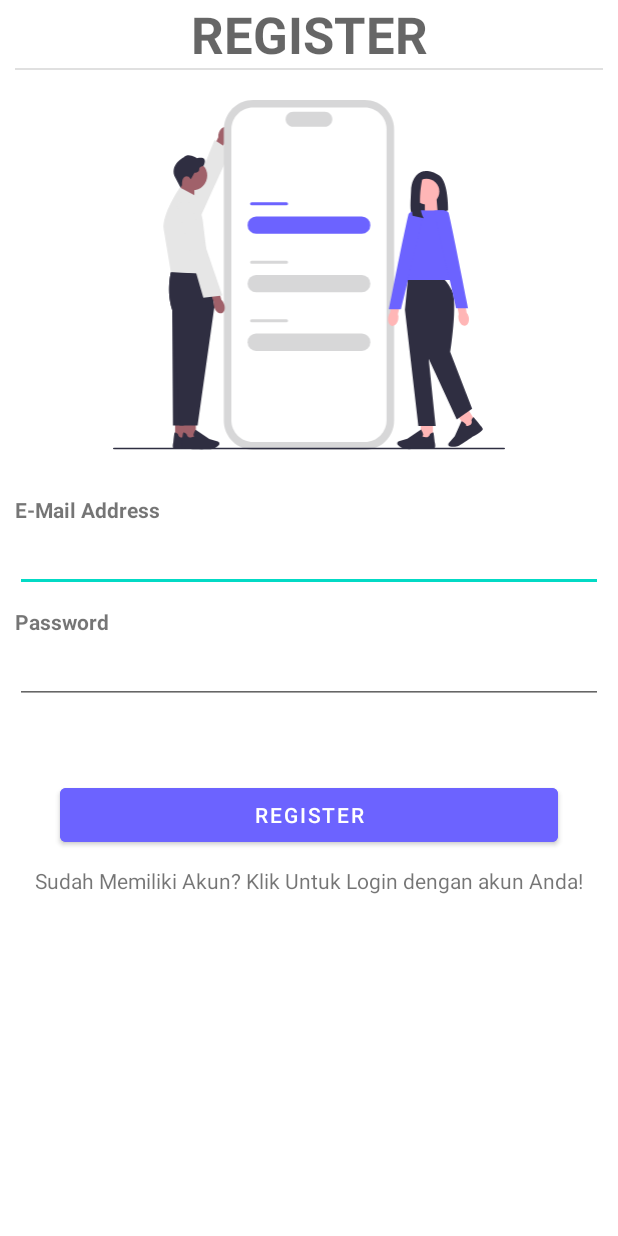
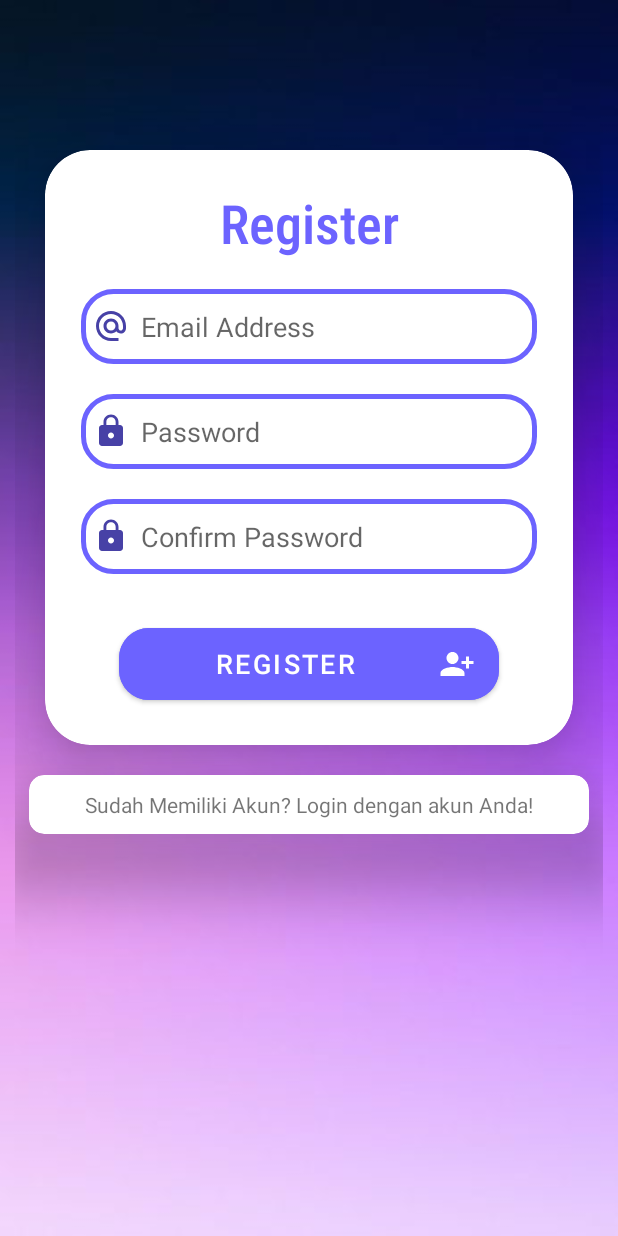
Before and after one commit to KuroiiDev/ngabsen_android, an Android app: the RegisterActivity screen opened directly, with no data from a screen before it, on a phone screen of 412 x 824 dp. Run offline under Robolectric (Android 15) with nearby library versions, the phone set to English and light mode, and no system bars; our stand-ins replace Firebase (no records; nobody signed in at launch, a user with empty details on screens opened directly).

Commit message:
Penerapan Revisi

```diff
--- a/app/src/main/java/com/example/ngab_sen/LoginActivity.java
+++ b/app/src/main/java/com/example/ngab_sen/LoginActivity.java
@@ -67,9 +67,11 @@ public class LoginActivity extends AppCompatActivity {
 
                 if (TextUtils.isEmpty(email)) {
                     Toast.makeText(getApplicationContext(), "Enter your email address", Toast.LENGTH_SHORT).show();
+                    progressBar.setVisibility(View.GONE);
                     return;
                 }else if (TextUtils.isEmpty(password)){
                     Toast.makeText(getApplicationContext(), "Enter your password", Toast.LENGTH_SHORT).show();
+                    progressBar.setVisibility(View.GONE);
                     return;
                 }
 
--- a/app/src/main/java/com/example/ngab_sen/RegisterActivity.java
+++ b/app/src/main/java/com/example/ngab_sen/RegisterActivity.java
@@ -23,7 +23,7 @@ import com.google.firebase.auth.FirebaseAuth;
 import com.google.firebase.auth.FirebaseUser;
 
 public class RegisterActivity extends AppCompatActivity {
-    EditText textEmail, textPassword;
+    EditText textEmail, textPassword, textConfirm;
     TextView textView;
     Button button;
     FirebaseAuth mAuth;
@@ -39,6 +39,7 @@ public class RegisterActivity extends AppCompatActivity {
         button = findViewById(R.id.register);
         textEmail = findViewById(R.id.email);
         textPassword = findViewById(R.id.password);
+        textConfirm = findViewById(R.id.con_password);
         progressBar = findViewById(R.id.progressBar);
 
         textView.setOnClickListener(new View.OnClickListener() {
@@ -51,16 +52,23 @@ public class RegisterActivity extends AppCompatActivity {
         button.setOnClickListener(new View.OnClickListener() {
             public void onClick(View v) {
                 progressBar.setVisibility(View.VISIBLE);
-                String email, password;
+                String email, password, confirm;
                 email = textEmail.getText().toString();
                 password = textPassword.getText().toString();
+                confirm = textConfirm.getText().toString();
 
 
                 if (TextUtils.isEmpty(email)) {
                     Toast.makeText(getApplicationContext(), "Enter your email address", Toast.LENGTH_SHORT).show();
+                    progressBar.setVisibility(View.GONE);
                     return;
                 }else if (TextUtils.isEmpty(password)){
                     Toast.makeText(getApplicationContext(), "Enter your password", Toast.LENGTH_SHORT).show();
+                    progressBar.setVisibility(View.GONE);
+                    return;
+                } else if (!(confirm.equals(password))) {
+                    Toast.makeText(getApplicationContext(), "Confirm Password Different", Toast.LENGTH_SHORT).show();
+                    progressBar.setVisibility(View.GONE);
                     return;
                 }
                 mAuth.createUserWithEmailAndPassword(email, password).addOnCompleteListener( new OnCompleteListener<AuthResult>(){
--- /dev/null
+++ b/app/src/main/res/drawable/add_person_icon.xml
@@ -0,0 +1,5 @@
+<vector android:height="24dp" android:tint="#FFFFFF"
+    android:viewportHeight="24" android:viewportWidth="24"
+    android:width="24dp" xmlns:android="http://schemas.android.com/apk/res/android">
+    <path android:fillColor="@android:color/white" android:pathData="M13,8c0,-2.21 -1.79,-4 -4,-4S5,5.79 5,8s1.79,4 4,4S13,10.21 13,8zM15,10v2h3v3h2v-3h3v-2h-3V7h-2v3H15zM1,18v2h16v-2c0,-2.66 -5.33,-4 -8,-4S1,15.34 1,18z"/>
+</vector>
--- /dev/null
+++ b/app/src/main/res/drawable/play_icon.xml
@@ -0,0 +1,5 @@
+<vector android:height="24dp" android:tint="#FFFFFF"
+    android:viewportHeight="24" android:viewportWidth="24"
+    android:width="24dp" xmlns:android="http://schemas.android.com/apk/res/android">
+    <path android:fillColor="@android:color/white" android:pathData="M10,16.5l6,-4.5 -6,-4.5v9zM12,2C6.48,2 2,6.48 2,12s4.48,10 10,10 10,-4.48 10,-10S17.52,2 12,2zM12,20c-4.41,0 -8,-3.59 -8,-8s3.59,-8 8,-8 8,3.59 8,8 -3.59,8 -8,8z"/>
+</vector>
--- a/app/src/main/res/layout/activity_register.xml
+++ b/app/src/main/res/layout/activity_register.xml
@@ -4,81 +4,106 @@
     xmlns:tools="http://schemas.android.com/tools"
     android:layout_width="match_parent"
     android:layout_height="match_parent"
-    tools:context=".MainActivity"
+    tools:context=".RegisterActivity"
     android:orientation="vertical"
+    android:background="@drawable/bg_login"
     android:paddingHorizontal="10dp">
+
+    <androidx.cardview.widget.CardView
+        android:layout_width="match_parent"
+        android:layout_height="wrap_content"
+        android:layout_marginTop="100dp"
+        android:layout_marginHorizontal="20dp"
+        app:cardCornerRadius="30dp"
+        app:cardElevation="30dp"
+        android:background="@drawable/custom_edittexts">
+
+        <LinearLayout
+            android:layout_width="match_parent"
+            android:layout_height="wrap_content"
+            android:orientation="vertical"
+            android:layout_gravity="center_horizontal"
+            android:padding="24dp">
 
             <TextView
                 android:layout_width="match_parent"
                 android:layout_height="wrap_content"
                 android:textStyle="bold"
-        android:text="REGISTER"
-        android:textAppearance="@style/TextAppearance.AppCompat.Display1"
-        android:textAlignment="center"/>
-
-    <View
-        android:id="@+id/divider"
-        android:layout_width="match_parent"
-        android:layout_height="1dp"
-        android:background="?android:attr/listDivider" />
-
-    <ImageView
-        android:layout_width="wrap_content"
-        android:layout_height="253dp"
-        android:paddingTop="20dp"
-        app:srcCompat="@drawable/login_banner" />
-
-    <TextView
-        android:layout_width="match_parent"
-        android:layout_height="wrap_content"
-        android:layout_marginTop="30dp"
-        android:text="E-Mail Address"
-        android:labelFor="@+id/email"
-        android:textStyle="bold"/>
+                android:text="Register"
+                android:textSize="36sp"
+                android:textColor="#6C63FF"
+                android:textAlignment="center"
+                android:fontFamily="sans-serif-condensed-light"/>
             <EditText
                 android:id="@+id/email"
                 android:layout_width="match_parent"
-        android:layout_height="wrap_content"
-        android:ems="10"
-        android:inputType="textEmailAddress"/>
-
-    <TextView
-        android:layout_marginTop="10dp"
-        android:layout_width="match_parent"
-        android:layout_height="wrap_content"
-        android:text="Password"
-        android:labelFor="@+id/password"
-        android:textStyle="bold"/>
+                android:layout_height="50dp"
+                android:background="@drawable/custom_edittexts"
+                android:inputType="textEmailAddress"
+                android:drawableLeft="@drawable/email_icon"
+                android:drawablePadding="8dp"
+                android:hint="Email Address"
+                android:padding="8dp"
+                android:layout_marginTop="20dp"/>
             <EditText
                 android:id="@+id/password"
                 android:layout_width="match_parent"
-        android:layout_height="wrap_content"
-        android:ems="10"
-        android:inputType="textPassword"/>
-
+                android:layout_height="50dp"
+                android:background="@drawable/custom_edittexts"
+                android:inputType="textPassword"
+                android:drawableLeft="@drawable/password_icon"
+                android:drawablePadding="8dp"
+                android:hint="Password"
+                android:padding="8dp"
+                android:layout_marginTop="20dp"/>
+            <EditText
+                android:id="@+id/con_password"
+                android:layout_width="match_parent"
+                android:layout_height="50dp"
+                android:background="@drawable/custom_edittexts"
+                android:inputType="textPassword"
+                android:drawableLeft="@drawable/password_icon"
+                android:drawablePadding="8dp"
+                android:hint="Confirm Password"
+                android:padding="8dp"
+                android:layout_marginTop="20dp"/>
+            <Button
+                android:layout_marginTop="30dp"
+                android:layout_marginHorizontal="25dp"
+                android:id="@+id/register"
+                android:layout_width="match_parent"
+                android:layout_height="60dp"
+                android:text="Register"
+                android:textSize="18sp"
+                android:backgroundTint="@color/button_background_color"
+                android:textColor="@color/button_text_color"
+                app:cornerRadius = "20dp"
+                android:drawableRight="@drawable/add_person_icon"/>
             <ProgressBar
+                android:layout_marginTop="20dp"
                 android:id="@+id/progressBar"
                 android:layout_gravity="center_horizontal"
                 android:layout_width="wrap_content"
                 android:layout_height="wrap_content"
                 android:visibility="gone" />
+        </LinearLayout>
+    </androidx.cardview.widget.CardView>
 
-    <Button
-        android:layout_marginTop="50dp"
-        android:layout_marginHorizontal="30dp"
-        android:id="@+id/register"
+    <androidx.cardview.widget.CardView
         android:layout_width="match_parent"
         android:layout_height="wrap_content"
-        android:text="Register"
-        android:backgroundTint="@color/button_background_color"
-        android:textColor="@color/button_text_color"/>
+        android:layout_marginTop="20dp"
+        android:layout_marginHorizontal="9dp"
+        app:cardCornerRadius="10dp"
+        app:cardElevation="30dp"
+        android:background="@drawable/custom_edittexts">
         <TextView
-        android:layout_marginTop="10dp"
+            android:layout_margin="10dp"
             android:id="@+id/textLogin"
             android:layout_width="match_parent"
             android:layout_height="wrap_content"
-        android:text="Sudah Memiliki Akun? Klik Untuk Login dengan akun Anda!"
-        android:textAlignment="center" />
-
+            android:text="Sudah Memiliki Akun? Login dengan akun Anda!"
+            android:textAlignment="center"/>
+    </androidx.cardview.widget.CardView>
 
 </LinearLayout>
```
Also changed, not shown: app/src/main/res/layout/activity_login.xml (+10 -63 lines). Lines whose indentation alone changed are shown as unchanged.
